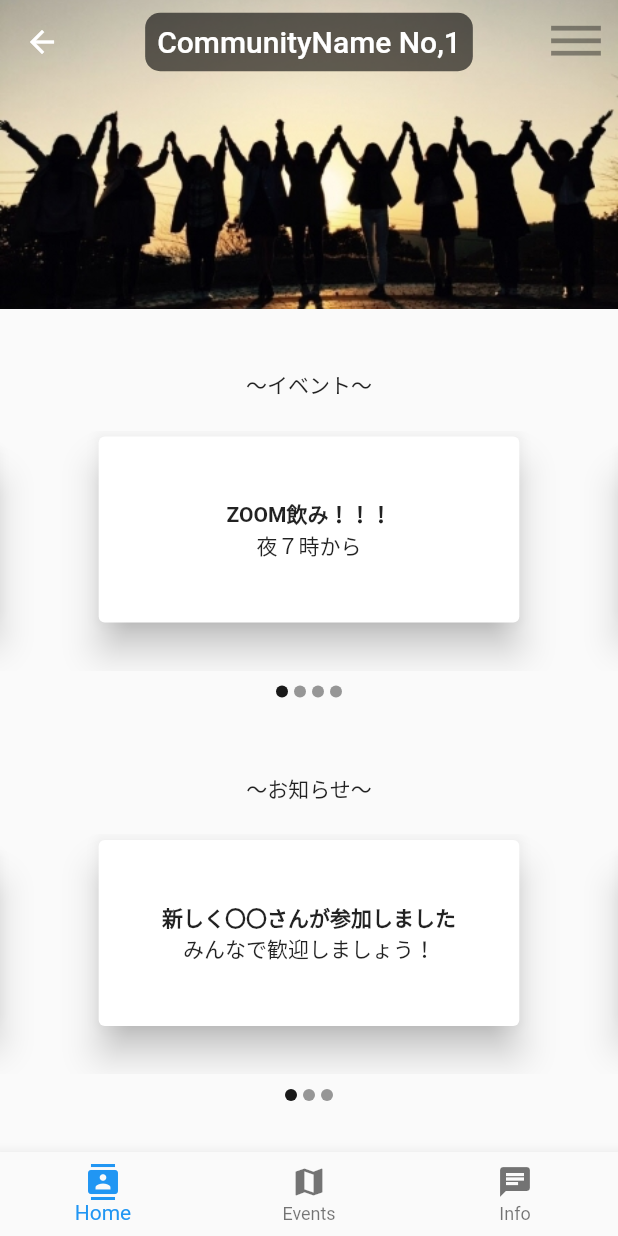
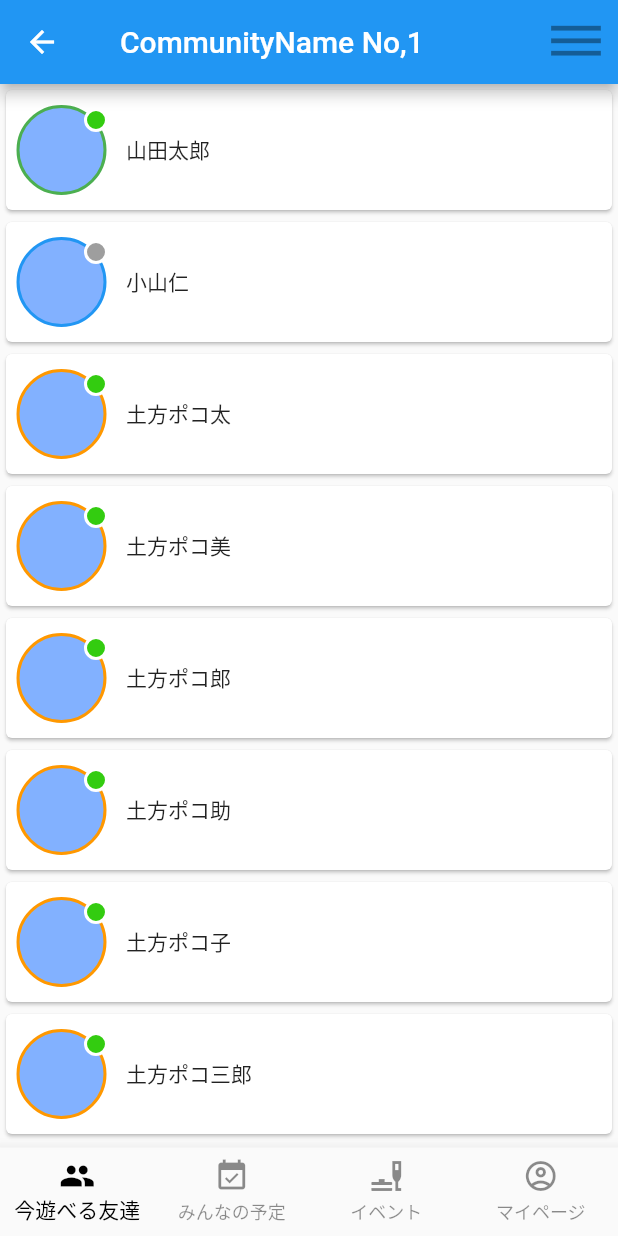
Before and after one commit to meloet-app/asoble_app, a Flutter app: the CommunityNavigationBar screen opened directly, on a phone screen of 412 x 824 dp. Run offline on Flutter 3.47's test engine with Material 2 defaults, Android fonts, the phone set to English and light mode, and no system bars; drawn by our look-alikes of carousel_slider; our stand-ins replace cloud_firestore, firebase_auth, firebase_core, flutter_datetime_picker; missing offline and left inert: neumorphic; accounts and stored records are empty.

Commit message:
20201025 コミュニティhome、Event 実装

```diff
--- a/lib/pages/mypages/global_friend_list.dart
+++ b/lib/pages/mypages/global_friend_list.dart
@@ -236,6 +236,7 @@ FriendDialog(BuildContext context,int index){
 
 
 
+
 Future selectTagDialog(BuildContext context,_tagChips) async {
 
 
--- /dev/null
+++ b/lib/pages/mypages/in_community/community_friend_list.dart
@@ -0,0 +1,136 @@
+
+
+import 'package:flutter/cupertino.dart';
+import 'package:flutter/cupertino.dart';
+import 'package:flutter/material.dart';
+
+import '../global_friend_list.dart';
+
+
+class CommunityFriendPage extends StatefulWidget {
+
+  @override
+  CommunityFriendPageState createState() {
+    return CommunityFriendPageState();
+  }
+}
+
+
+class CommunityFriendPageState extends State<CommunityFriendPage> {
+
+  @override
+  Widget build(BuildContext context) {
+    return Container(
+        child: Center(
+            child: friendListWidget()
+        )
+    );
+  }
+
+  Widget friendListWidget() {
+    List<Widget> widgetList = new List<Widget>();
+    for (var i = 0; i < list.length; i++) {
+      widgetList.add(new FriendCard(
+          name: list[i],
+          isFree: freelist[i],
+          userColor: borderColorlist[i])
+      );
+    }
+    return new ListView(children: widgetList);
+  }
+}
+
+
+class FriendCard extends StatelessWidget {
+
+
+  String name;
+  bool isFree;
+  Color userColor;
+  FriendCard({this.name,this.isFree,this.userColor});
+
+  Color indicatorColor = const Color(0xff33CC10);
+
+  @override
+  Widget build(BuildContext context) {
+    return new GestureDetector(
+      child: Card(
+          child: Row(
+            children: [
+              Container(height: 80,
+                width: 80,
+                child: Stack(
+                  children: [
+
+                    Center(
+                      child: Container(
+                        margin: EdgeInsets.only(left: 6, top: 6, right: 12, bottom: 6),
+                        height: 60,
+                        width: 60,
+                        decoration: BoxDecoration(
+                          color: Colors.blueAccent[100],
+                            border: Border.all(color: userColor, width: 2),
+                            borderRadius: BorderRadius.circular(60)
+                        ),
+                      ),
+                    ),
+                    Align(
+                      alignment:Alignment.topRight,
+                      child: Container(
+                          margin:EdgeInsets.only(top:12,right:12),
+                          height:16,
+                          width:16,
+                          decoration: BoxDecoration(
+                              color: isFree ? indicatorColor : Colors.grey,
+                              border: Border.all(color: Colors.white, width: 2),
+                              borderRadius: BorderRadius.circular(16))),
+                    ),
+                  ],
+                ),
+              ),
+              Text(name),  //ユーザーネーム
+            ],
+          )
+      ),
+    );
+  }
+}
+
+
+//============テスト=============
+
+List<String> list =[
+  "山田太郎",
+  "小山仁",
+  "土方ポコ太",
+  "土方ポコ美",
+  "土方ポコ郎",
+  "土方ポコ助",
+  "土方ポコ子",
+  "土方ポコ三郎",
+];
+
+
+List<bool> freelist =[
+  true,
+  false,
+  true,
+  true,
+  true,
+  true,
+  true,
+  true,
+];
+
+List<Color> borderColorlist =[
+  Colors.green,
+  Colors.blue,
+  Colors.orange,
+  Colors.orange,
+  Colors.orange,
+  Colors.orange,
+  Colors.orange,
+  Colors.orange,
+];
+
+//============テスト=============
--- a/lib/pages/mypages/in_community/community_home.dart
+++ b/lib/pages/mypages/in_community/community_home.dart
@@ -21,37 +21,7 @@ class CommunityHomePageState extends State<CommunityHomePage>{
   Widget build(BuildContext context) {
     return CustomScrollView(
           slivers: <Widget>[
-           new SliverAppBar(
-              floating: true,
-              pinned: true,
-              snap: false,
-            backgroundColor: Colors.white70,
-            expandedHeight: mediaSize.height*0.25,
-            elevation: 0,
 
-            flexibleSpace: FlexibleSpaceBar(
-                background: Image(image:AssetImage("lib/assets/demo2.jpeg"),
-                  fit: BoxFit.cover,
-
-                ),
-            ),
-              centerTitle: true,
-              title:
-                             Container(
-                                  decoration: BoxDecoration(
-                                      color: Colors.black.withOpacity(0.6),
-                                      borderRadius: BorderRadius.circular(10)
-                                  ),
-                                  child: Padding(
-                                    padding: const EdgeInsets.all(8.0),
-                                     child: Text('CommunityName No,1'),
-                              )),
-               actions: <Widget>[
-                 IconButton(icon: Icon(Icons.dehaze),
-                     iconSize: 40,
-                     onPressed: null)
-               ]
-          ),
             SliverList(
               delegate: SliverChildListDelegate(
 
--- a/lib/pages/mypages/in_community/community_navigation_bar.dart
+++ b/lib/pages/mypages/in_community/community_navigation_bar.dart
@@ -1,7 +1,8 @@
 import 'package:asoble_app/pages/mypages/in_community/community_home.dart';
+import 'package:asoble_app/pages/mypages/my_profile.dart';
 import 'package:flutter/material.dart';
-
 import 'community_event_list.dart';
+import 'community_friend_list.dart';
 
 class CommunityNavigationBar extends StatefulWidget {
   @override
@@ -14,32 +15,54 @@ class CommunityNavigationBar extends StatefulWidget {
 
 class CommunityNavigationBarState extends State<CommunityNavigationBar> {
   static List<Widget> _pageList = [
-    CommunityHomePage(),
+    CommunityFriendPage(),
     CommunityEventPage(),
-    CommunityInfoPage()
+    CommunityInfoPage(),
+    MyProfilePage(),
   ];
 
   var _navIndex = 0;
   var _label = '';
-  var _titles = ['Contacts', 'Map', 'Chat'];
+  var _titles = ['FreeFriend', 'Calender', 'Events','MyPage'];
 
   @override
   Widget build(BuildContext context) {
     return Scaffold(
+        appBar: AppBar(
+          title:
+          Padding(
+            padding: const EdgeInsets.all(8.0),
+            child: Text('CommunityName No,1'),
+          ),
+          actions:<Widget>[IconButton(icon: Icon(Icons.dehaze),
+              iconSize: 40,
+              onPressed: null)
+          ],
+        ),
 
       bottomNavigationBar: BottomNavigationBar(
-        items: [
+        unselectedItemColor: Colors.black45,
+        selectedItemColor: Colors.black,
+          showUnselectedLabels:true,
+          type:BottomNavigationBarType.fixed,
+
+
+          items: const <BottomNavigationBarItem>[
           BottomNavigationBarItem(
-            icon: Icon(Icons.contacts),
-            title: Text('Home'),
+            icon: Icon(Icons.group),
+            label: '今遊べる友達',
           ),
           BottomNavigationBarItem(
-            icon: Icon(Icons.map),
-            title: Text('Events'),
+            icon: Icon(Icons.event_available),
+            label:'みんなの予定',
           ),
           BottomNavigationBarItem(
-            icon: Icon(Icons.chat),
-            title: Text('Info'),
+            icon: Icon(Icons.brunch_dining),
+            label:'イベント',
+          ),
+          BottomNavigationBarItem(
+            icon: Icon(Icons.account_circle_outlined),
+            label:'マイページ',
           ),
         ],
         onTap: (int index) {
@@ -66,17 +89,7 @@ class CommunityInfoPage extends StatelessWidget{
   Widget build(BuildContext context) {
     return
       new Scaffold(
-        appBar: AppBar(
-          title:
-          Padding(
-            padding: const EdgeInsets.all(8.0),
-            child: Text('CommunityName No,1'),
-          ),
-          actions:<Widget>[IconButton(icon: Icon(Icons.dehaze),
-              iconSize: 40,
-              onPressed: null)
-          ],
-        ),
+
         body: Center(child:Text("CommunityInfoPage")),
 
       );
--- a/lib/pages/mypages/my_profile.dart
+++ b/lib/pages/mypages/my_profile.dart
@@ -6,7 +6,7 @@ class MyProfilePage extends StatelessWidget{
   Widget build(BuildContext context) {
     return
       Scaffold(
-        appBar: AppBar(),
+
         body: Center(child: Text("myProfile")),
       );
   }
--- a/pubspec.yaml
+++ b/pubspec.yaml
@@ -36,6 +36,8 @@ dependencies:
 
   neumorphic: ^0.4.0
   carousel_slider: ^2.3.1
+
+  sqflite: ^1.3.0
 
   # The following adds the Cupertino Icons font to your application.
   # Use with the CupertinoIcons class for iOS style icons.
@@ -91,3 +93,5 @@ flutter:
     - lib/assets/demo1.jpg
     - lib/assets/demo2.jpeg
     - lib/assets/demo3.png
+    - lib/assets/free_icon.png
+    - lib/assets/nofree_icon.png
```
Also changed, not shown: lib/pages/mypages/in_community/community_event_list.dart (+1 -11 lines), lib/pages/mypages/inform_free_page.dart (added, +137 -0 lines), lib/pages/mypages/my_home_page.dart (+69 -66 lines), lib/pages/mypages/routes.dart (+9 -5 lines), lib/assets/free_icon.png (added), lib/assets/nofree_icon.png (added), pubspec.lock, 1 other file.
